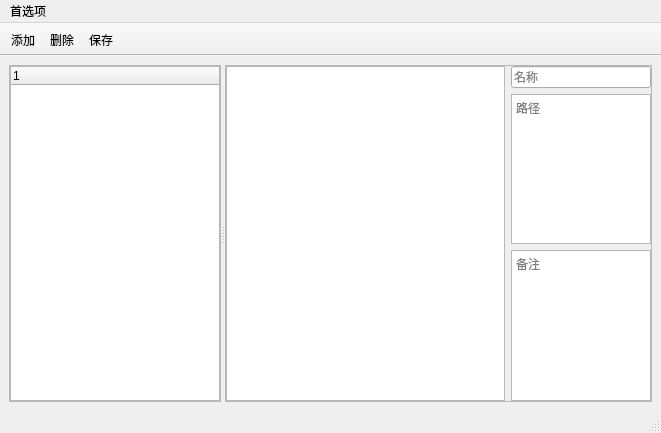
suifengpiaoyang/PathManagerPlus, file PathManagerPlus/ui/main_window.ui: the form before one commit.
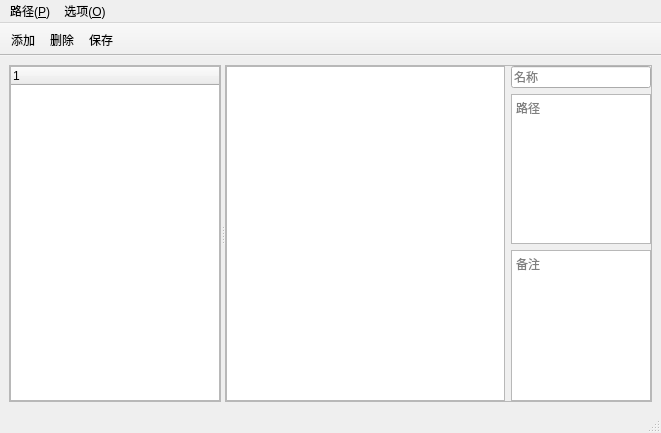
The form after the commit. Custom widgets are drawn as their Qt base class.

Commit message: 更新菜单栏

```diff
--- a/PathManagerPlus/ui/main_window.ui
+++ b/PathManagerPlus/ui/main_window.ui
@@ -153,13 +153,23 @@
      <height>23</height>
     </rect>
    </property>
-   <widget class="QMenu" name="menu">
+   <widget class="QMenu" name="menuOption">
     <property name="title">
-     <string>首选项</string>
+     <string>选项(&amp;O)</string>
     </property>
     <addaction name="configAction"/>
    </widget>
-   <addaction name="menu"/>
+   <widget class="QMenu" name="menuPath">
+    <property name="title">
+     <string>路径(&amp;P)</string>
+    </property>
+    <addaction name="addAction"/>
+    <addaction name="deleteAction"/>
+    <addaction name="separator"/>
+    <addaction name="saveAction"/>
+   </widget>
+   <addaction name="menuPath"/>
+   <addaction name="menuOption"/>
   </widget>
   <widget class="QStatusBar" name="statusBar"/>
   <action name="configAction">
```
The commit also changes 1 other file.
